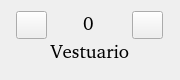
Above: client/qt/ui/selector_widget.ui from Nicolas-Olivieri/taller-tp-grupal before the change. Below: the same form after it.
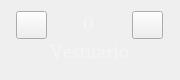
That is the form after the change. Icons and pictures are not drawn.

```diff
--- a/client/qt/ui/selector_widget.ui
+++ b/client/qt/ui/selector_widget.ui
@@ -151,7 +151,7 @@
 border: none;
 selection-background-color: transparent;
 selection-color: #f7e5b3;
-</string>
+color:  rgb(246, 245, 244);</string>
           </property>
           <property name="alignment">
            <set>Qt::AlignmentFlag::AlignCenter</set>
@@ -210,6 +210,9 @@
          <pointsize>14</pointsize>
         </font>
        </property>
+       <property name="styleSheet">
+        <string notr="true">color:  rgb(246, 245, 244);</string>
+       </property>
        <property name="text">
         <string>Vestuario</string>
        </property>
```
Left out of the diff: 8 changed lines with no effect on the pictures.
